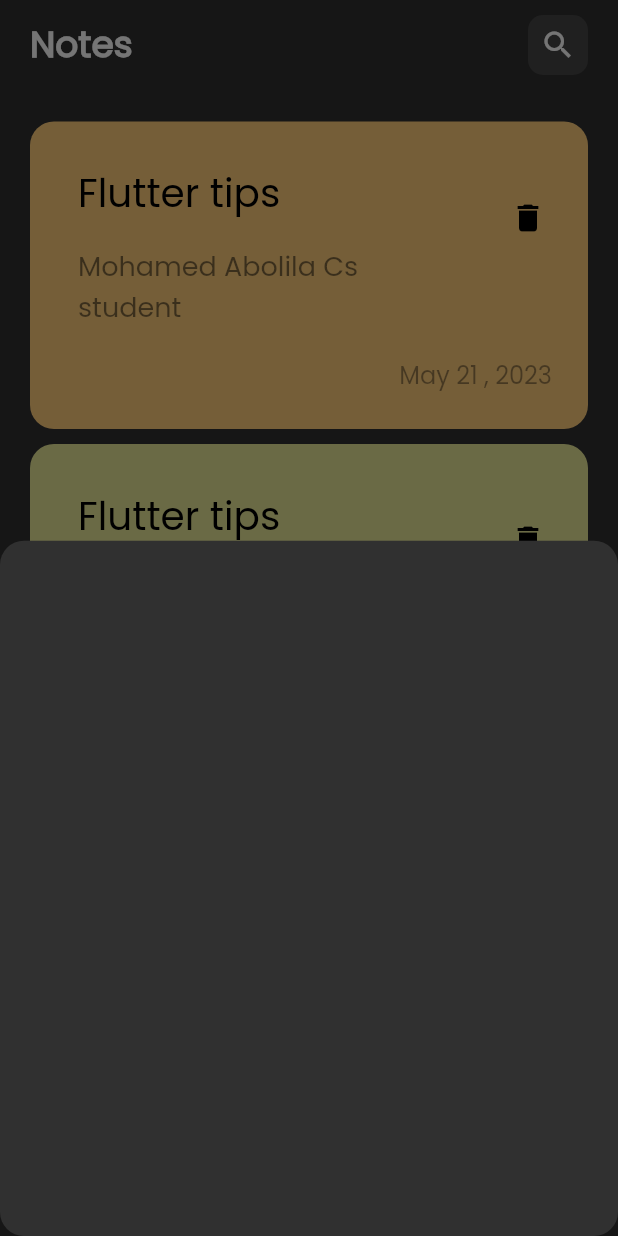
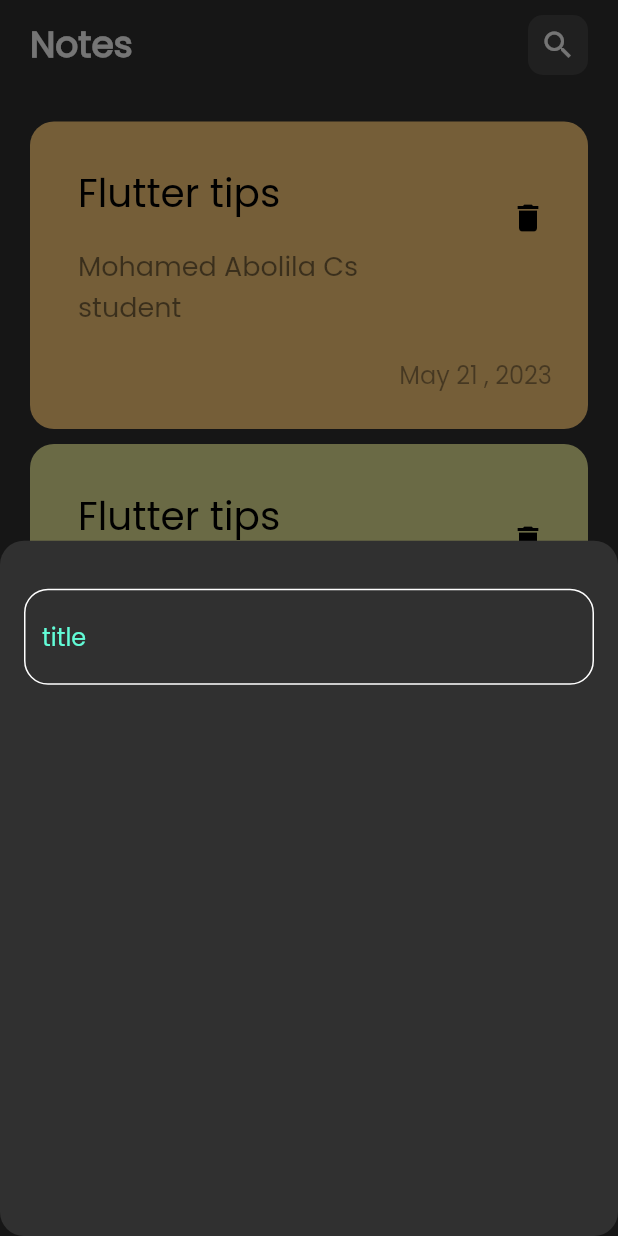
Before and after one commit to M7mdAbolila/notes_app, a Flutter app: the screen it shows after launch, after a tap on the "add" icon, on a phone screen of 412 x 824 dp. Run offline on Flutter 3.47's test engine with Material 2 defaults, Android fonts, the phone set to English and light mode, and no system bars.

Commit message:
create custom text field

```diff
--- /dev/null
+++ b/lib/constants.dart
@@ -0,0 +1,3 @@
+import 'package:flutter/material.dart';
+
+const kprimaryColor = Color(0xff62FCD7);
--- a/lib/widgets/add_note_bottom_sheet.dart
+++ b/lib/widgets/add_note_bottom_sheet.dart
@@ -1,10 +1,22 @@
 import 'package:flutter/material.dart';
+
+import 'custom_text_field.dart';
 
 class AddNoteBottomSheet extends StatelessWidget {
   const AddNoteBottomSheet({super.key});
 
   @override
   Widget build(BuildContext context) {
-    return Container();
+    return const Padding(
+      padding: EdgeInsets.symmetric(horizontal: 16),
+      child: Column(
+        children: [
+          SizedBox(
+            height: 32,
+          ),
+          CustomTextField(),
+        ],
+      ),
+    );
   }
 }
--- /dev/null
+++ b/lib/widgets/custom_text_field.dart
@@ -0,0 +1,28 @@
+import 'package:flutter/material.dart';
+import 'package:notes_app/constants.dart';
+
+class CustomTextField extends StatelessWidget {
+  const CustomTextField({super.key});
+
+  @override
+  Widget build(BuildContext context) {
+    return TextField(
+      cursorColor: kprimaryColor,
+      decoration: InputDecoration(
+        hintText: 'title',
+        hintStyle: const TextStyle(color: kprimaryColor),
+        border: buildBorder(),
+        enabledBorder: buildBorder(),
+        focusedBorder: buildBorder(kprimaryColor),
+      ),
+    );
+  }
+
+  OutlineInputBorder buildBorder([color]) {
+    return OutlineInputBorder(
+        borderRadius: BorderRadius.circular(16),
+        borderSide: BorderSide(
+          color: color ?? Colors.white,
+        ));
+  }
+}
```
